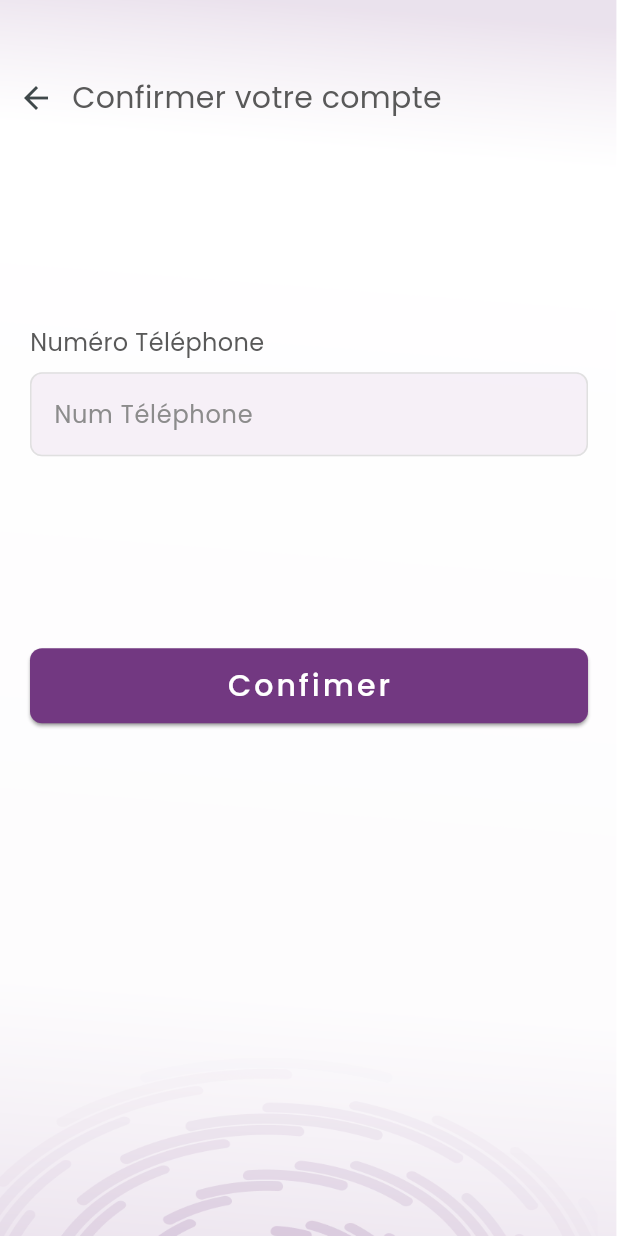
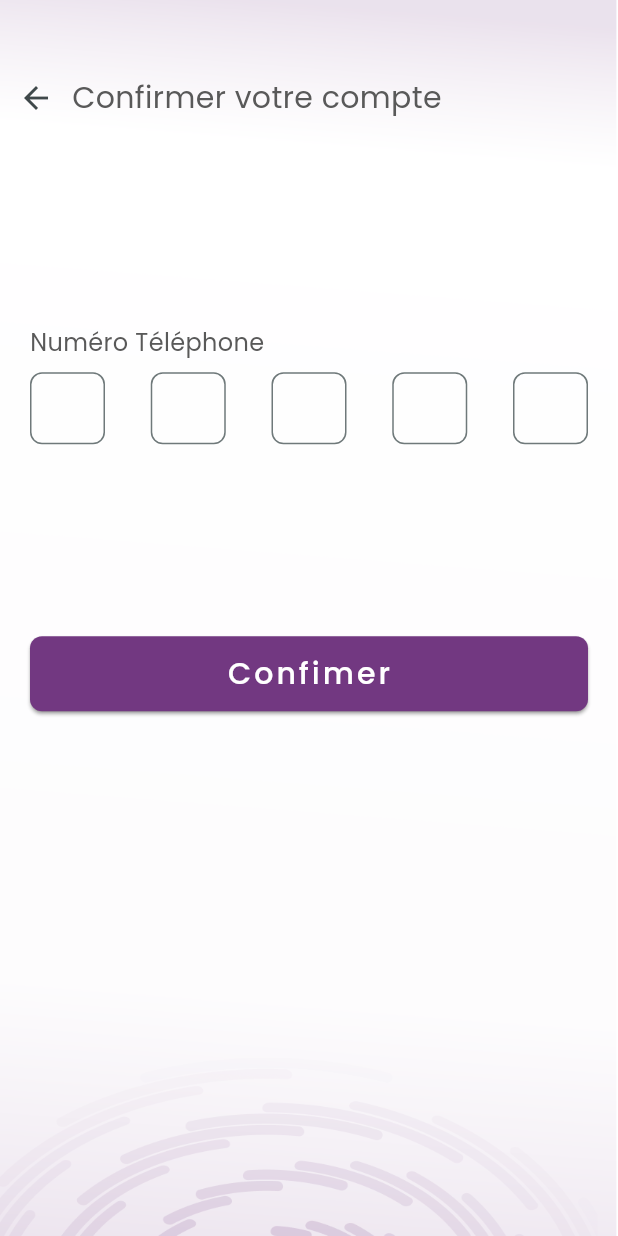
Before and after one commit to azzouzin/labnova, a Flutter app: the ConfirmOtp screen opened by its route, after a tap on "Confimer", on a phone screen of 412 x 824 dp. Run offline on Flutter 3.47's test engine with Material 3 defaults, Android fonts, the light colour scheme and no system bars; our stand-ins replace bloc, dartz, dio, equatable, flutter_bloc, flutter_svg and 5 more.

Commit message:
add home screen ui finish auth view ui flow

```diff
--- a/lib/core/constants/assets_const.dart
+++ b/lib/core/constants/assets_const.dart
@@ -2,6 +2,7 @@ class AssetsData {
   static const String logo = 'assets/images/logo.png';
   static const String kauthBG = 'assets/images/second_bg.png';
   static const String kmainBG = 'assets/images/main_bg.png';
+  static const String kCongrats = 'svgs/congrats.svg';
   static const String testImage = 'assets/images/Green_Book.png';
   static const String fontGT = 'GTSectra';
 }
--- a/lib/core/constants/theme_const.dart
+++ b/lib/core/constants/theme_const.dart
@@ -64,3 +64,4 @@ class AppTheme {
 String kHomeView = '/home';
 String kAuthView = '/auth';
 String kOtpView = '/otp';
+String kCongrats = '/congrats';
--- a/lib/core/utils/app_router.dart
+++ b/lib/core/utils/app_router.dart
@@ -2,6 +2,7 @@ import 'package:flutter/material.dart';
 import 'package:flutter_bloc/flutter_bloc.dart';
 import 'package:go_router/go_router.dart';
 import 'package:labnova/features/auth/presentation/view/confirm_otp.dart';
+import 'package:labnova/features/auth/presentation/view/congrats_view.dart';
 import 'package:labnova/features/auth/presentation/view/sign_up_view.dart';
 import '../../features/home/data/model/book_model.dart';
 import '../../features/home/data/repo/home_repo_impl.dart';
@@ -60,6 +61,14 @@ abstract class AppRouter {
               transitionsBuilder: CustomPageTransitions.slideTransition,
             ),
           ),
+          GoRoute(
+            path: kCongrats,
+            pageBuilder: (context, state) => CustomTransitionPage(
+              key: state.pageKey,
+              child: const CongratsView(),
+              transitionsBuilder: CustomPageTransitions.slideTransition,
+            ),
+          ),
         ],
       ),
     ],
--- a/lib/features/auth/presentation/view/confirm_otp.dart
+++ b/lib/features/auth/presentation/view/confirm_otp.dart
@@ -1,10 +1,14 @@
 import 'package:flutter/material.dart';
+import 'package:flutter_bloc/flutter_bloc.dart';
 import 'package:gap/gap.dart';
 import 'package:labnova/core/constants/assets_const.dart';
 import 'package:labnova/core/utils/widgets/custom_button.dart';
 import 'package:labnova/core/utils/widgets/custom_text_field.dart';
+import 'package:labnova/features/auth/presentation/view_model/cubit/auth_cubit.dart';
 
 import '../../../../core/utils/styles.dart';
+import 'widgets/enter_otp.dart';
+import 'widgets/enter_phone_form.dart';
 
 class ConfirmOtp extends StatelessWidget {
   const ConfirmOtp({super.key});
@@ -22,45 +26,19 @@ class ConfirmOtp extends StatelessWidget {
             fit: BoxFit.fill,
           ),
         ),
-        child: Column(
-          children: [
-            Gap(size.height * 0.05),
-            Row(
-              children: [
-                IconButton(onPressed: () {}, icon: Icon(Icons.arrow_back)),
-                Text(
-                  "Confirmer votre compte",
-                  style: TextThemes.TextStyle20,
-                ),
-              ],
-            ),
-            Padding(
-              padding: const EdgeInsets.symmetric(horizontal: 20.0),
-              child: Column(
-                crossAxisAlignment:
-                    CrossAxisAlignment.stretch, // Alignez les enfants à l,
-                mainAxisAlignment: MainAxisAlignment.spaceAround,
-                children: [
-                  Gap(128),
-                  Text(
-                    "Numéro Téléphone",
-                    style: TextThemes.TextStyle16.copyWith(
-                      color: Theme.of(context).colorScheme.shadow,
-                    ),
-                  ),
-                  Gap(8),
-                  CustomTextField(
-                    controller: TextEditingController(),
-                    hintText: '+213 654 789 01',
-                    labelText: 'Num Téléphone',
-                  ),
-                  Gap(128),
-                  CustomButton(onPressed: () {}, text: "Confimer")
-                ],
-              ),
-            ),
-          ],
-        ),
+        child: BlocProvider<AuthCubit>(
+            create: (context) => AuthCubit(),
+            child: BlocBuilder<AuthCubit, AuthState>(builder: (context, state) {
+              switch (state) {
+                case AuthEnterOTP():
+                  return EnterOtpView(size: size);
+                case AuthEnterPhone():
+                  return EnterPhoneView(size: size);
+
+                default:
+                  return EnterPhoneView(size: size);
+              }
+            })),
       ),
     );
   }
--- /dev/null
+++ b/lib/features/auth/presentation/view/widgets/enter_otp.dart
@@ -0,0 +1,90 @@
+import 'package:flutter/material.dart';
+import 'package:flutter_bloc/flutter_bloc.dart';
+import 'package:gap/gap.dart';
+import 'package:labnova/features/auth/presentation/view_model/cubit/auth_cubit.dart';
+
+import '../../../../../core/utils/styles.dart';
+import '../../../../../core/utils/widgets/custom_button.dart';
+import '../../../../../core/utils/widgets/custom_text_field.dart';
+
+class EnterOtpView extends StatelessWidget {
+  const EnterOtpView({
+    super.key,
+    required this.size,
+  });
+
+  final Size size;
+
+  @override
+  Widget build(BuildContext context) {
+    return Column(
+      children: [
+        Gap(size.height * 0.05),
+        Row(
+          children: [
+            IconButton(onPressed: () {}, icon: Icon(Icons.arrow_back)),
+            Text(
+              "Confirmer votre compte",
+              style: TextThemes.TextStyle20,
+            ),
+          ],
+        ),
+        Padding(
+          padding: const EdgeInsets.symmetric(horizontal: 20.0),
+          child: Column(
+            crossAxisAlignment:
+                CrossAxisAlignment.stretch, // Alignez les enfants à l,
+            mainAxisAlignment: MainAxisAlignment.spaceAround,
+            children: [
+              Gap(128),
+              Text(
+                "Numéro Téléphone",
+                style: TextThemes.TextStyle16.copyWith(
+                  color: Theme.of(context).colorScheme.shadow,
+                ),
+              ),
+              Gap(8),
+              Row(
+                mainAxisAlignment: MainAxisAlignment.spaceBetween,
+                children: List.generate(
+                  5,
+                  (index) => SizedBox(
+                    width: 50,
+                    child: TextField(
+                      textAlign: TextAlign.center,
+                      keyboardType: TextInputType.number,
+                      maxLength: 1,
+                      decoration: InputDecoration(
+                        counterText: '',
+                        border: OutlineInputBorder(
+                          borderRadius: BorderRadius.circular(8),
+                        ),
+                        contentPadding: EdgeInsets.zero,
+                      ),
+                      onChanged: (value) {
+                        // Auto-focus to next field when a digit is entered
+                        if (value.length == 1 && index < 4) {
+                          FocusScope.of(context).nextFocus();
+                        }
+                        // Move focus back when deleting
+                        if (value.isEmpty && index > 0) {
+                          FocusScope.of(context).previousFocus();
+                        }
+                      },
+                    ),
+                  ),
+                ),
+              ),
+              Gap(128),
+              CustomButton(
+                  onPressed: () {
+                    BlocProvider.of<AuthCubit>(context).seccessOTP(context);
+                  },
+                  text: "Confimer")
+            ],
+          ),
+        ),
+      ],
+    );
+  }
+}
--- /dev/null
+++ b/lib/features/auth/presentation/view/widgets/enter_phone_form.dart
@@ -0,0 +1,64 @@
+import 'package:flutter/material.dart';
+import 'package:flutter_bloc/flutter_bloc.dart';
+import 'package:gap/gap.dart';
+import 'package:labnova/features/auth/presentation/view_model/cubit/auth_cubit.dart';
+
+import '../../../../../core/utils/styles.dart';
+import '../../../../../core/utils/widgets/custom_button.dart';
+import '../../../../../core/utils/widgets/custom_text_field.dart';
+
+class EnterPhoneView extends StatelessWidget {
+  const EnterPhoneView({
+    super.key,
+    required this.size,
+  });
+
+  final Size size;
+
+  @override
+  Widget build(BuildContext context) {
+    return Column(
+      children: [
+        Gap(size.height * 0.05),
+        Row(
+          children: [
+            IconButton(onPressed: () {}, icon: Icon(Icons.arrow_back)),
+            Text(
+              "Confirmer votre compte",
+              style: TextThemes.TextStyle20,
+            ),
+          ],
+        ),
+        Padding(
+          padding: const EdgeInsets.symmetric(horizontal: 20.0),
+          child: Column(
+            crossAxisAlignment:
+                CrossAxisAlignment.stretch, // Alignez les enfants à l,
+            mainAxisAlignment: MainAxisAlignment.spaceAround,
+            children: [
+              Gap(128),
+              Text(
+                "Numéro Téléphone",
+                style: TextThemes.TextStyle16.copyWith(
+                  color: Theme.of(context).colorScheme.shadow,
+                ),
+              ),
+              Gap(8),
+              CustomTextField(
+                controller: TextEditingController(),
+                hintText: '+213 654 789 01',
+                labelText: 'Num Téléphone',
+              ),
+              Gap(128),
+              CustomButton(
+                  onPressed: () {
+                    BlocProvider.of<AuthCubit>(context).switchOTP();
+                  },
+                  text: "Confimer")
+            ],
+          ),
+        ),
+      ],
+    );
+  }
+}
--- a/lib/features/auth/presentation/view_model/cubit/auth_cubit.dart
+++ b/lib/features/auth/presentation/view_model/cubit/auth_cubit.dart
@@ -20,7 +20,17 @@ class AuthCubit extends Cubit<AuthState> {
     }
   }
 
+  void switchOTP() {
+    emit(AuthEnterOTP());
+  }
+
   void signUp(BuildContext context) {
+    emit(AuthEnterPhone());
     GoRouter.of(context).push(kOtpView);
   }
+
+  void seccessOTP(BuildContext context) {
+    emit(AuthSignIN());
+    GoRouter.of(context).push(kAuthView);
+  }
 }
--- a/lib/features/auth/presentation/view_model/cubit/auth_state.dart
+++ b/lib/features/auth/presentation/view_model/cubit/auth_state.dart
@@ -11,6 +11,10 @@ final class AuthSignIN extends AuthState {}
 
 final class AuthSignUp extends AuthState {}
 
+final class AuthEnterPhone extends AuthState {}
+
+final class AuthEnterOTP extends AuthState {}
+
 final class AuthSeccess extends AuthState {}
 
 final class AuthError extends AuthState {}
--- a/lib/features/home/presentation/view/home_view_body.dart
+++ b/lib/features/home/presentation/view/home_view_body.dart
@@ -1,13 +1,71 @@
 import 'package:flutter/material.dart';
+import 'package:gap/gap.dart';
+import 'package:labnova/core/utils/styles.dart';
+
+import '../../../../core/constants/assets_const.dart';
 
 class HomeViewBody extends StatelessWidget {
   const HomeViewBody({super.key});
 
   @override
   Widget build(BuildContext context) {
+    final size = MediaQuery.of(context).size;
+
     return Scaffold(
-      body: Center(
-        child: Text("data"),
+      body: Container(
+        width: size.width,
+        height: size.height,
+        decoration: BoxDecoration(
+          image: DecorationImage(
+            image: AssetImage(
+              AssetsData.kmainBG,
+            ),
+            fit: BoxFit.fill,
+          ),
+        ),
+        child: Column(
+          children: [
+            Gap(32),
+            Padding(
+              padding: const EdgeInsets.only(left: 48, right: 20),
+              child: Row(
+                mainAxisAlignment: MainAxisAlignment.center,
+                children: [
+                  ClipOval(
+                    child: Container(
+                      width: 70,
+                      height: 70,
+                      color: Colors.white,
+                      child: Image.asset(AssetsData.logo),
+                    ),
+                  ),
+                  Gap(10),
+                  Column(
+                    mainAxisAlignment: MainAxisAlignment.start,
+                    crossAxisAlignment: CrossAxisAlignment.start,
+                    children: [
+                      Text(
+                        "Bonjour",
+                        style: TextThemes.TextStyle14,
+                      ),
+                      Gap(10),
+                      Text(
+                        "Setifis Tech",
+                        style: TextThemes.TextStyle20,
+                      ),
+                    ],
+                  ),
+                  Spacer(),
+                  Icon(
+                    Icons.notifications,
+                    size: 48,
+                    color: Theme.of(context).colorScheme.primary,
+                  )
+                ],
+              ),
+            ),
+          ],
+        ),
       ),
     );
   }
--- a/lib/features/splash/presentation/viewmodels/manager/splash_cubit.dart
+++ b/lib/features/splash/presentation/viewmodels/manager/splash_cubit.dart
@@ -14,7 +14,7 @@ class SplashCubit extends Cubit<SplashState> {
     Future.delayed(
       const Duration(seconds: 5),
       () {
-        GoRouter.of(context).pushReplacement(kAuthView);
+        GoRouter.of(context).pushReplacement(kHomeView);
         emit(SplashNavigationComplete());
       },
     );
--- a/pubspec.yaml
+++ b/pubspec.yaml
@@ -19,7 +19,7 @@ publish_to: "none" # Remove this line if you wish to publish to pub.dev
 version: 1.0.0+1
 
 environment:
-  sdk: ^3.6.1
+  sdk: ^3.6.0
 
 # Dependencies specify other packages that your package needs in order to work.
 # To automatically upgrade your package dependencies to the latest versions
@@ -50,6 +50,7 @@ dependencies:
   dio: ^5.8.0+1
   equatable: ^2.0.7
   loading_animation_widget: ^1.3.0
+  flutter_svg: ^2.1.0
 
 dev_dependencies:
   flutter_test:
```
Also changed, not shown: lib/features/auth/presentation/view/congrats_view.dart (added, +62 -0 lines), lib/features/auth/presentation/view/widgets/sign_in_form.dart (+8 -1 lines), assets/svgs/congrats.svg (added), pubspec.lock, 10 other files.
